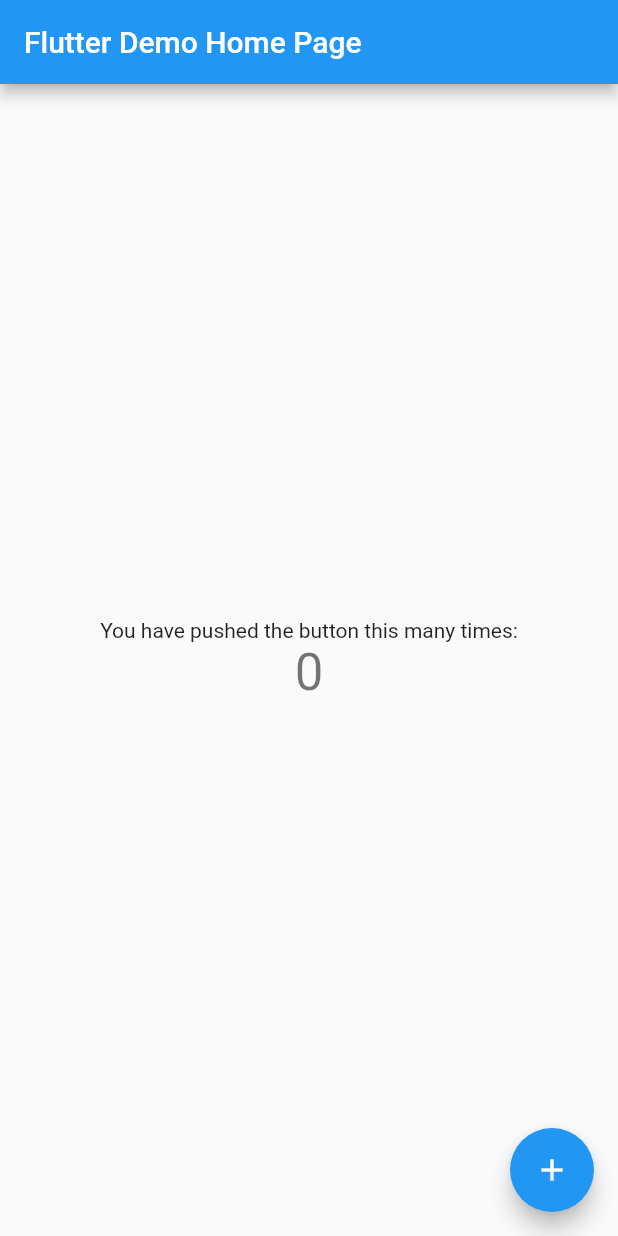
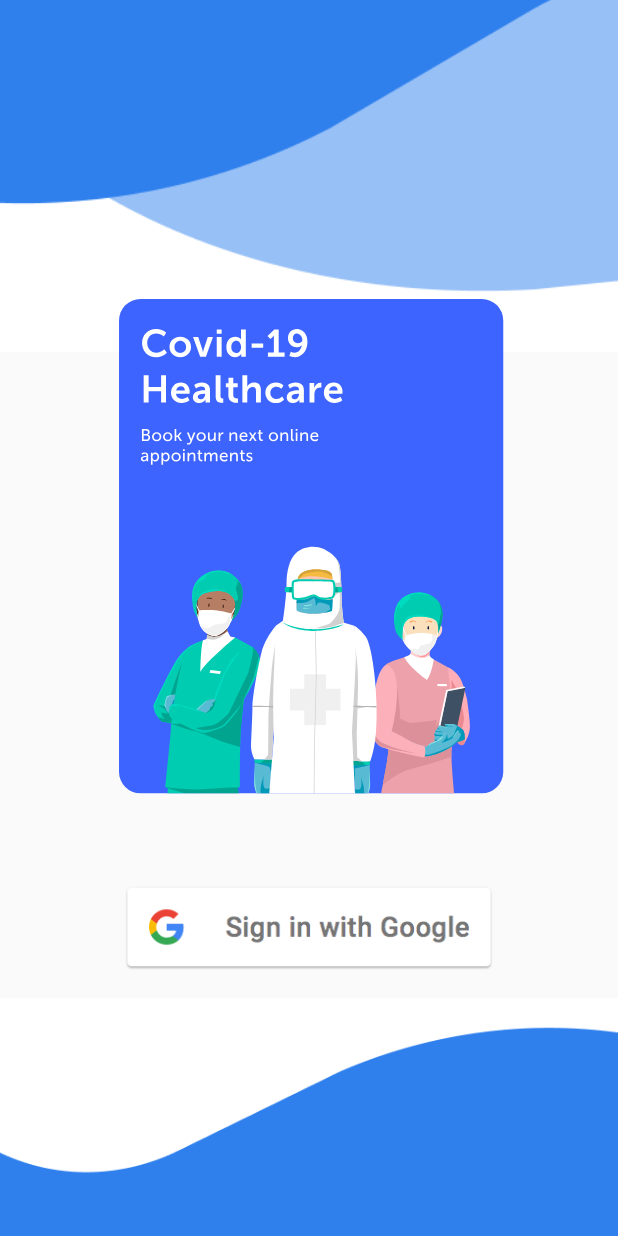
Before and after one commit to haodngn/telemedicine_mobile, a Flutter app: the screen it shows after launch, on a phone screen of 412 x 824 dp. Run offline on Flutter 3.47's test engine with Material 2 defaults, Android fonts, the phone set to English and light mode, and no system bars; our stand-ins replace flutter_svg, google_sign_in.

Commit message:
Login page with google.

```diff
--- /dev/null
+++ b/lib/Screens/components/background.dart
@@ -0,0 +1,40 @@
+import 'package:flutter/material.dart';
+//background of the login Screen
+
+class Background extends StatelessWidget {
+  final Widget child;
+  const Background({
+    Key? key,
+    required this.child,
+  }) : super(key: key);
+
+
+  @override
+  Widget build(BuildContext context) {
+    Size size = MediaQuery.of(context).size;
+    return Container(
+      height: size.height,
+      width: double.infinity,
+      child: Stack(
+        alignment: Alignment.center,
+        children: <Widget>[
+          Positioned(
+            top: -50, // set on top of screen
+            child:Image.asset(
+              "assets/images/login_top.png", //add picture
+              width: size.width * 1.5, // size of picture
+            ),
+          ),
+          Positioned(
+            bottom: 0,
+            child: Image.asset(
+              "assets/images/login_bottom.png", //add picture
+              width: size.width *1.1, // size of picture
+            ),
+          ),
+          child,
+        ],
+      ),
+    );
+  }
+}
--- /dev/null
+++ b/lib/Screens/components/body.dart
@@ -0,0 +1,23 @@
+import 'package:flutter/material.dart';
+import 'package:flutter_svg/svg.dart';
+import 'package:telemedicine_mobile/Screens/components/background.dart';
+import 'package:telemedicine_mobile/components/google_button.dart';
+
+class Body extends StatelessWidget {
+  @override
+  Widget build(BuildContext context) {
+    Size size = MediaQuery.of(context).size;
+    return Background(
+        child: Column(
+      mainAxisAlignment: MainAxisAlignment.center,
+      children: <Widget>[
+        SvgPicture.asset(
+          "assets/icons/covid-19.svg",
+          height: size.height * 0.5,
+        ),
+        GoogleButton(),
+        // FacebookButton(),
+      ],
+    ));
+  }
+}
--- /dev/null
+++ b/lib/Screens/home_screen.dart
@@ -0,0 +1,13 @@
+import 'package:flutter/material.dart';
+
+class HomeScreen extends StatelessWidget {
+  const HomeScreen({Key? key}) : super(key: key);
+
+  @override
+  Widget build(BuildContext context) {
+    return Scaffold(
+      appBar: AppBar(title: Text("Home Page"),
+      ),
+    );
+  }
+}
--- /dev/null
+++ b/lib/Screens/login_screen.dart
@@ -0,0 +1,36 @@
+import 'package:flutter/material.dart';
+import 'package:flutter/cupertino.dart';
+import 'package:telemedicine_mobile/Screens/components/background.dart';
+import 'package:flutter_svg/svg.dart';
+
+import 'package:telemedicine_mobile/Screens/components/body.dart';
+import 'package:telemedicine_mobile/components/google_button.dart';
+
+import 'home_screen.dart';
+
+class LoginScreen extends StatelessWidget {
+
+  @override
+  Widget build(BuildContext context) {
+    return Scaffold(body: Body(),
+    );
+  }
+}
+
+//   @override
+//   Widget build(BuildContext context) {
+//     Size size = MediaQuery.of(context).size;
+//     return Background(
+//         child: Column(
+//       mainAxisAlignment: MainAxisAlignment.center,
+//       children: <Widget>[
+//         SvgPicture.asset(
+//           "assets/icons/covid-19.svg",
+//           height: size.height * 0.5,
+//         ),
+//         GoogleButton(),
+//         // FacebookButton(),
+//       ],
+//     ));
+//   }
+// }
--- /dev/null
+++ b/lib/components/google_button.dart
@@ -0,0 +1,33 @@
+import 'package:flutter/material.dart';
+import 'package:provider/provider.dart';
+import 'package:telemedicine_mobile/Screens/home_screen.dart';
+import 'package:telemedicine_mobile/controller/google_login_controller.dart';
+
+//button login with google
+
+class GoogleButton extends StatelessWidget {
+  const GoogleButton({
+    Key? key,
+  }) : super(key: key);
+
+  @override
+  Widget build(BuildContext context) {
+    Size size = MediaQuery.of(context).size;
+    return Container(
+      child: GestureDetector(
+        child: Image.asset(
+          "assets/images/google.png",
+          width: 250,
+        ),
+        onTap: () {
+          Provider.of<GoogleSignInController>(context, listen: false).login();
+          Navigator.push(context, MaterialPageRoute(builder: backtoHome));
+        },
+      ),
+
+    );
+  }
+  Widget backtoHome(BuildContext context){
+    return HomeScreen();
+  }
+}
--- /dev/null
+++ b/lib/controller/google_login_controller.dart
@@ -0,0 +1,22 @@
+import 'package:flutter/material.dart';
+import 'package:google_sign_in/google_sign_in.dart';
+import 'package:telemedicine_mobile/Screens/home_screen.dart';
+
+class GoogleSignInController with ChangeNotifier{
+  var _googleSignIn = GoogleSignIn();
+  GoogleSignInAccount? googleAccount;
+
+  login() async {
+    this.googleAccount =await _googleSignIn.signIn();
+    notifyListeners();
+    // Navigator.push(context, MaterialPageRoute(builder: backtoHome));
+  }
+  // Widget backtoHome(BuildContext context){
+  //   return HomeScreen();
+  // }
+
+  logOut() async {
+    this.googleAccount =await _googleSignIn.signOut();
+    notifyListeners();
+  }
+}
--- a/lib/main.dart
+++ b/lib/main.dart
@@ -1,113 +1,29 @@
 import 'package:flutter/material.dart';
+import 'package:provider/provider.dart';
+import 'controller/google_login_controller.dart';
+import 'package:telemedicine_mobile/Screens/login_screen.dart';
 
 void main() {
   runApp(MyApp());
 }
 
 class MyApp extends StatelessWidget {
-  // This widget is the root of your application.
   @override
   Widget build(BuildContext context) {
-    return MaterialApp(
-      title: 'Flutter Demo',
-      theme: ThemeData(
-        // This is the theme of your application.
-        //
-        // Try running your application with "flutter run". You'll see the
-        // application has a blue toolbar. Then, without quitting the app, try
-        // changing the primarySwatch below to Colors.green and then invoke
-        // "hot reload" (press "r" in the console where you ran "flutter run",
-        // or simply save your changes to "hot reload" in a Flutter IDE).
-        // Notice that the counter didn't reset back to zero; the application
-        // is not restarted.
-        primarySwatch: Colors.blue,
+    return MultiProvider(
+      providers: [
+        ChangeNotifierProvider(
+          create: (context) => GoogleSignInController(),
+          child: LoginScreen(),
+        )
+      ],
+      child: MaterialApp(
+        title: 'Tele Medicine',
+        theme: ThemeData(
+          primarySwatch: Colors.blue,
+        ),
+        home: LoginScreen(),
       ),
-      home: MyHomePage(title: 'Flutter Demo Home Page'),
     );
   }
 }
-
-class MyHomePage extends StatefulWidget {
-  MyHomePage({Key? key, required this.title}) : super(key: key);
-
-  // This widget is the home page of your application. It is stateful, meaning
-  // that it has a State object (defined below) that contains fields that affect
-  // how it looks.
-
-  // This class is the configuration for the state. It holds the values (in this
-  // case the title) provided by the parent (in this case the App widget) and
-  // used by the build method of the State. Fields in a Widget subclass are
-  // always marked "final".
-
-  final String title;
-
-  @override
-  _MyHomePageState createState() => _MyHomePageState();
-}
-
-class _MyHomePageState extends State<MyHomePage> {
-  int _counter = 0;
-
-  void _incrementCounter() {
-    setState(() {
-      // This call to setState tells the Flutter framework that something has
-      // changed in this State, which causes it to rerun the build method below
-      // so that the display can reflect the updated values. If we changed
-      // _counter without calling setState(), then the build method would not be
-      // called again, and so nothing would appear to happen.
-      _counter++;
-    });
-  }
-
-  @override
-  Widget build(BuildContext context) {
-    // This method is rerun every time setState is called, for instance as done
-    // by the _incrementCounter method above.
-    //
-    // The Flutter framework has been optimized to make rerunning build methods
-    // fast, so that you can just rebuild anything that needs updating rather
-    // than having to individually change instances of widgets.
-    return Scaffold(
-      appBar: AppBar(
-        // Here we take the value from the MyHomePage object that was created by
-        // the App.build method, and use it to set our appbar title.
-        title: Text(widget.title),
-      ),
-      body: Center(
-        // Center is a layout widget. It takes a single child and positions it
-        // in the middle of the parent.
-        child: Column(
-          // Column is also a layout widget. It takes a list of children and
-          // arranges them vertically. By default, it sizes itself to fit its
-          // children horizontally, and tries to be as tall as its parent.
-          //
-          // Invoke "debug painting" (press "p" in the console, choose the
-          // "Toggle Debug Paint" action from the Flutter Inspector in Android
-          // Studio, or the "Toggle Debug Paint" command in Visual Studio Code)
-          // to see the wireframe for each widget.
-          //
-          // Column has various properties to control how it sizes itself and
-          // how it positions its children. Here we use mainAxisAlignment to
-          // center the children vertically; the main axis here is the vertical
-          // axis because Columns are vertical (the cross axis would be
-          // horizontal).
-          mainAxisAlignment: MainAxisAlignment.center,
-          children: <Widget>[
-            Text(
-              'You have pushed the button this many times:',
-            ),
-            Text(
-              '$_counter',
-              style: Theme.of(context).textTheme.headline4,
-            ),
-          ],
-        ),
-      ),
-      floatingActionButton: FloatingActionButton(
-        onPressed: _incrementCounter,
-        tooltip: 'Increment',
-        child: Icon(Icons.add),
-      ), // This trailing comma makes auto-formatting nicer for build methods.
-    );
-  }
-}
```
Also changed, not shown: pubspec.yaml (+8 -3 lines), assets/icons/Cardiologist.svg (added), assets/icons/covid-19.svg (added), assets/images/doctor.png (added), assets/images/google.png (added), assets/images/login_bottom.png (added), assets/images/login_top.png (added), pubspec.lock, 1 other file.
